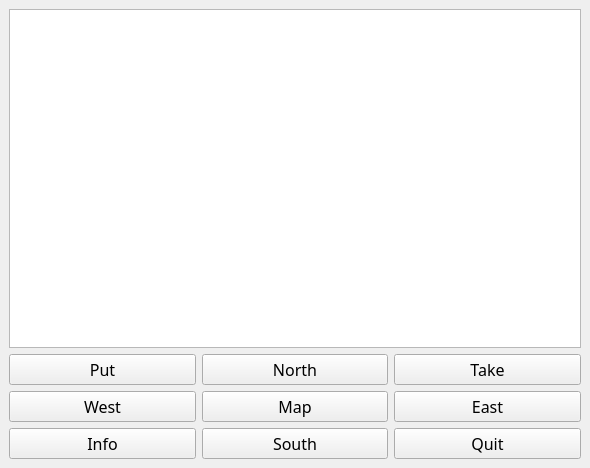
First picture: the form in Zork/zork.ui, repository Metagawa/Zorklike-Game-University-Life, before the edit.
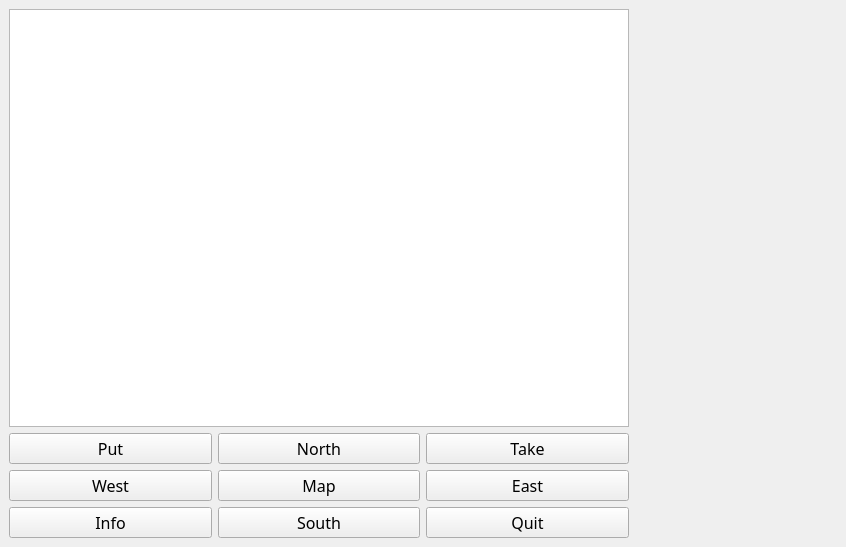
Second picture: the form after the edit. Icons and pictures are not drawn.

Commit message: Added support for image to GUI

What changed in the file:
```diff
--- a/Zork/zork.ui
+++ b/Zork/zork.ui
@@ -6,8 +6,8 @@
    <rect>
     <x>0</x>
     <y>0</y>
-    <width>590</width>
-    <height>468</height>
+    <width>846</width>
+    <height>547</height>
    </rect>
   </property>
   <property name="font">
@@ -20,33 +20,7 @@
   </property>
   <widget class="QWidget" name="centralwidget">
    <layout class="QGridLayout" name="gridLayout">
-    <item row="1" column="4">
-     <widget class="QPushButton" name="takeButton">
-      <property name="font">
-       <font>
-        <family>MV Boli</family>
-        <pointsize>12</pointsize>
-       </font>
-      </property>
-      <property name="text">
-       <string>Take</string>
-      </property>
-     </widget>
-    </item>
-    <item row="2" column="4">
-     <widget class="QPushButton" name="eastButton">
-      <property name="font">
-       <font>
-        <family>MV Boli</family>
-        <pointsize>12</pointsize>
-       </font>
-      </property>
-      <property name="text">
-       <string>East</string>
-      </property>
-     </widget>
-    </item>
-    <item row="3" column="2">
+    <item row="5" column="2">
      <widget class="QPushButton" name="infoButton">
       <property name="font">
        <font>
@@ -59,7 +33,7 @@
       </property>
      </widget>
     </item>
-    <item row="1" column="3">
+    <item row="3" column="3">
      <widget class="QPushButton" name="northButton">
       <property name="font">
        <font>
@@ -72,7 +46,57 @@
       </property>
      </widget>
     </item>
-    <item row="3" column="3">
+    <item row="1" column="5">
+     <widget class="QLabel" name="label">
+      <property name="enabled">
+       <bool>true</bool>
+      </property>
+      <property name="maximumSize">
+       <size>
+        <width>350</width>
+        <height>240</height>
+       </size>
+      </property>
+      <property name="layoutDirection">
+       <enum>Qt::LeftToRight</enum>
+      </property>
+      <property name="autoFillBackground">
+       <bool>false</bool>
+      </property>
+      <property name="text">
+       <string/>
+      </property>
+      <property name="pixmap">
+       <pixmap resource="../resources/resources.qrc">:/new/images/images/gym-room.png</pixmap>
+      </property>
+      <property name="scaledContents">
+       <bool>true</bool>
+      </property>
+      <property name="alignment">
+       <set>Qt::AlignHCenter|Qt::AlignTop</set>
+      </property>
+      <property name="wordWrap">
+       <bool>false</bool>
+      </property>
+      <property name="indent">
+       <number>0</number>
+      </property>
+     </widget>
+    </item>
+    <item row="4" column="4">
+     <widget class="QPushButton" name="eastButton">
+      <property name="font">
+       <font>
+        <family>MV Boli</family>
+        <pointsize>12</pointsize>
+       </font>
+      </property>
+      <property name="text">
+       <string>East</string>
+      </property>
+     </widget>
+    </item>
+    <item row="5" column="3">
      <widget class="QPushButton" name="southButton">
       <property name="font">
        <font>
@@ -85,20 +109,7 @@
       </property>
      </widget>
     </item>
-    <item row="1" column="2">
-     <widget class="QPushButton" name="putButton">
-      <property name="font">
-       <font>
-        <family>MV Boli</family>
-        <pointsize>12</pointsize>
-       </font>
-      </property>
-      <property name="text">
-       <string>Put</string>
-      </property>
-     </widget>
-    </item>
-    <item row="2" column="2">
+    <item row="4" column="2">
      <widget class="QPushButton" name="westButton">
       <property name="font">
        <font>
@@ -111,20 +122,7 @@
       </property>
      </widget>
     </item>
-    <item row="3" column="4">
-     <widget class="QPushButton" name="quitButton">
-      <property name="font">
-       <font>
-        <family>MV Boli</family>
-        <pointsize>12</pointsize>
-       </font>
-      </property>
-      <property name="text">
-       <string>Quit</string>
-      </property>
-     </widget>
-    </item>
-    <item row="2" column="3">
+    <item row="4" column="3">
      <widget class="QPushButton" name="mapButton">
       <property name="font">
        <font>
@@ -137,7 +135,59 @@
       </property>
      </widget>
     </item>
-    <item row="0" column="2" colspan="3">
+    <item row="5" column="4">
+     <widget class="QPushButton" name="quitButton">
+      <property name="font">
+       <font>
+        <family>MV Boli</family>
+        <pointsize>12</pointsize>
+       </font>
+      </property>
+      <property name="text">
+       <string>Quit</string>
+      </property>
+     </widget>
+    </item>
+    <item row="3" column="4">
+     <widget class="QPushButton" name="takeButton">
+      <property name="font">
+       <font>
+        <family>MV Boli</family>
+        <pointsize>12</pointsize>
+       </font>
+      </property>
+      <property name="text">
+       <string>Take</string>
+      </property>
+     </widget>
+    </item>
+    <item row="3" column="2">
+     <widget class="QPushButton" name="putButton">
+      <property name="font">
+       <font>
+        <family>MV Boli</family>
+        <pointsize>12</pointsize>
+       </font>
+      </property>
+      <property name="text">
+       <string>Put</string>
+      </property>
+     </widget>
+    </item>
+    <item row="2" column="5">
+     <spacer name="verticalSpacer">
+      <property name="orientation">
+       <enum>Qt::Vertical</enum>
+      </property>
+      <property name="sizeHint" stdset="0">
+       <size>
+        <width>20</width>
+        <height>40</height>
+       </size>
+      </property>
+     </spacer>
+    </item>
+    <item row="1" column="2" rowspan="2" colspan="3">
      <widget class="QPlainTextEdit" name="plainTextEdit">
       <property name="font">
        <font>
```
Left out of the diff: 4 changed lines with no effect on the pictures. The commit also changes 4 other files.
